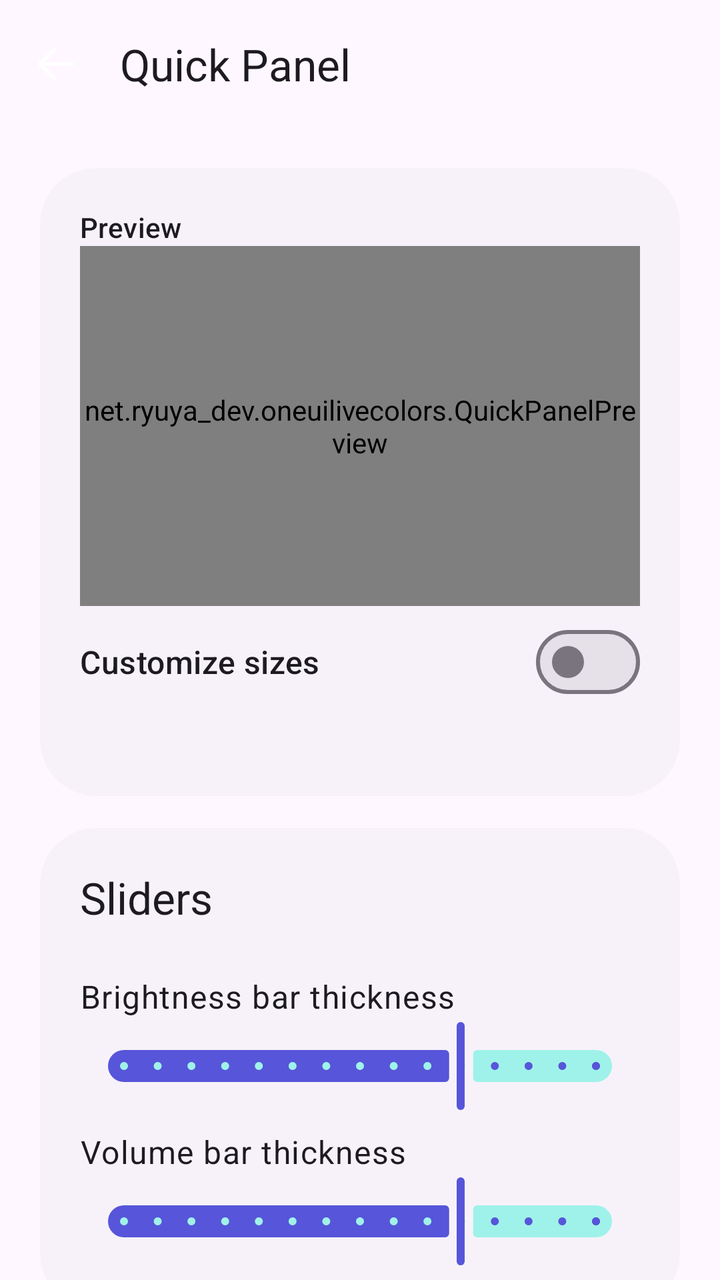
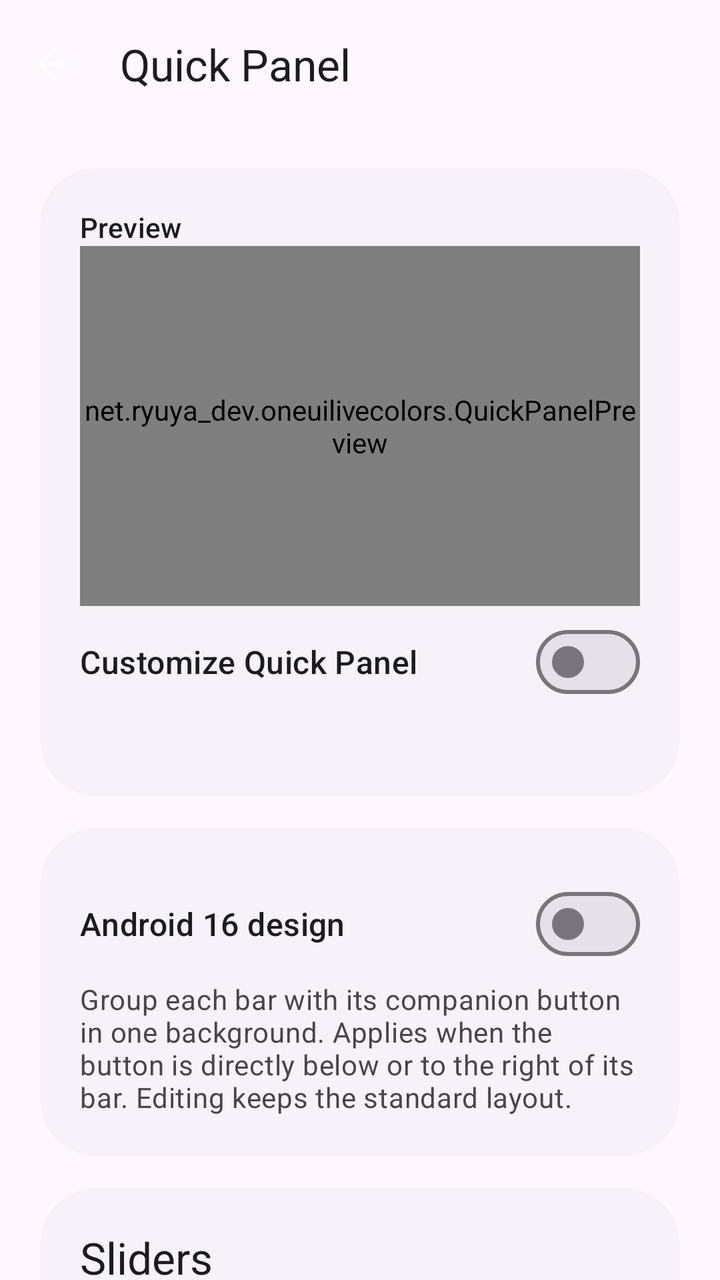

The first picture is an Android layout as it rendered before a commit; the second is the same layout after the commit. The layout source and the unified diff follow.
<!-- AndroidManifest.xml: application theme Theme.OneUiLiveColors -->
<!-- res/layout/activity_quick_panel.xml -->
<?xml version="1.0" encoding="utf-8"?>
<LinearLayout
  xmlns:android="http://schemas.android.com/apk/res/android"
  xmlns:app="http://schemas.android.com/apk/res-auto"
  android:id="@+id/qs_root"
  android:layout_width="match_parent"
  android:layout_height="match_parent"
  android:orientation="vertical"
  android:background="?attr/colorSurface" >
  <com.google.android.material.appbar.MaterialToolbar
    android:id="@+id/qs_toolbar"
    android:layout_width="match_parent"
    android:layout_height="?attr/actionBarSize"
    app:title="@string/qs_title"
    app:navigationIcon="@drawable/ic_back"
    app:navigationContentDescription="@string/back" />
  <androidx.core.widget.NestedScrollView
    android:layout_width="match_parent"
    android:layout_height="0dp"
    android:layout_weight="1"
    android:fillViewport="true" >
    <LinearLayout
      android:layout_width="match_parent"
      android:layout_height="wrap_content"
      android:orientation="vertical"
      android:padding="20dp" >
      <com.google.android.material.card.MaterialCardView
        android:layout_width="match_parent"
        android:layout_height="wrap_content"
        android:layout_marginBottom="16dp"
        app:cardCornerRadius="28dp"
        app:strokeWidth="0dp"
        app:cardBackgroundColor="?attr/colorSurfaceContainerLow" >
        <LinearLayout
          android:layout_width="match_parent"
          android:layout_height="wrap_content"
          android:orientation="vertical"
          android:padding="20dp" >
          <TextView
            android:layout_width="match_parent"
            android:layout_height="wrap_content"
            android:text="@string/qs_preview_label"
            android:textAppearance="@style/TextAppearance.Material3.LabelLarge" />
          <net.ryuya_dev.oneuilivecolors.QuickPanelPreview
            android:id="@+id/qs_preview"
            android:layout_width="match_parent"
            android:layout_height="180dp" />
          <com.google.android.material.materialswitch.MaterialSwitch
            android:id="@+id/qs_enabled"
            android:layout_width="match_parent"
            android:layout_height="wrap_content"
            android:minHeight="56dp"
            android:text="@string/qs_enable"
            android:textAppearance="@style/TextAppearance.Material3.TitleMedium" />
          <TextView
            android:id="@+id/qs_status"
            android:layout_width="match_parent"
            android:layout_height="wrap_content"
            android:textAppearance="@style/TextAppearance.Material3.BodyMedium"
            android:textColor="?attr/colorOnSurfaceVariant" />
        </LinearLayout>
      </com.google.android.material.card.MaterialCardView>
      <com.google.android.material.card.MaterialCardView
        android:layout_width="match_parent"
        android:layout_height="wrap_content"
        android:layout_marginBottom="16dp"
        app:cardCornerRadius="28dp"
        app:strokeWidth="0dp"
        app:cardBackgroundColor="?attr/colorSurfaceContainerLow" >
        <LinearLayout
          android:layout_width="match_parent"
          android:layout_height="wrap_content"
          android:orientation="vertical"
          android:padding="20dp" >
          <TextView
            android:layout_width="match_parent"
            android:layout_height="wrap_content"
            android:text="@string/qs_bars"
            android:textAppearance="@style/TextAppearance.Material3.TitleLarge"
            android:layout_marginBottom="16dp" />
          <LinearLayout
            android:layout_width="match_parent"
            android:layout_height="wrap_content"
            android:orientation="horizontal"
            android:gravity="center_vertical"
            android:layout_marginTop="8dp" >
            <TextView
              android:layout_width="0dp"
              android:layout_weight="1"
              android:layout_height="wrap_content"
              android:text="@string/qs_brightness_label"
              android:labelFor="@id/qs_brightness"
              android:textAppearance="@style/TextAppearance.Material3.BodyLarge" />
            <TextView
              android:id="@+id/qs_brightness_value"
              android:layout_width="wrap_content"
              android:layout_height="wrap_content"
              android:textAppearance="@style/TextAppearance.Material3.TitleMedium"
              android:textColor="?attr/colorPrimary" />
          </LinearLayout>
          <com.google.android.material.slider.Slider
            android:id="@+id/qs_brightness"
            android:layout_width="match_parent"
            android:layout_height="wrap_content"
            android:contentDescription="@string/qs_brightness_label"
            android:valueFrom="50"
            android:valueTo="120"
            android:stepSize="5"
            android:value="100" />
          <LinearLayout
            android:layout_width="match_parent"
            android:layout_height="wrap_content"
            android:orientation="horizontal"
            android:gravity="center_vertical"
            android:layout_marginTop="8dp" >
            <TextView
              android:layout_width="0dp"
              android:layout_weight="1"
              android:layout_height="wrap_content"
              android:text="@string/qs_volume_label"
              android:labelFor="@id/qs_volume"
              android:textAppearance="@style/TextAppearance.Material3.BodyLarge" />
            <TextView
              android:id="@+id/qs_volume_value"
              android:layout_width="wrap_content"
              android:layout_height="wrap_content"
              android:textAppearance="@style/TextAppearance.Material3.TitleMedium"
              android:textColor="?attr/colorPrimary" />
          </LinearLayout>
          <com.google.android.material.slider.Slider
            android:id="@+id/qs_volume"
            android:layout_width="match_parent"
            android:layout_height="wrap_content"
            android:contentDescription="@string/qs_volume_label"
            android:valueFrom="50"
            android:valueTo="120"
            android:stepSize="5"
            android:value="100" />
        </LinearLayout>
      </com.google.android.material.card.MaterialCardView>
      <com.google.android.material.card.MaterialCardView
        android:layout_width="match_parent"
        android:layout_height="wrap_content"
        android:layout_marginBottom="16dp"
        app:cardCornerRadius="28dp"
        app:strokeWidth="0dp"
        app:cardBackgroundColor="?attr/colorSurfaceContainerLow" >
        <LinearLayout
          android:layout_width="match_parent"
          android:layout_height="wrap_content"
          android:orientation="vertical"
          android:padding="20dp" >
          <TextView
            android:layout_width="match_parent"
            android:layout_height="wrap_content"
            android:text="@string/qs_buttons"
            android:textAppearance="@style/TextAppearance.Material3.TitleLarge"
            android:layout_marginBottom="16dp" />
          <LinearLayout
            android:layout_width="match_parent"
            android:layout_height="wrap_content"
            android:orientation="horizontal"
            android:gravity="center_vertical"
            android:layout_marginTop="8dp" >
            <TextView
              android:layout_width="0dp"
              android:layout_weight="1"
              android:layout_height="wrap_content"
              android:text="@string/qs_dark_label"
              android:labelFor="@id/qs_dark"
              android:textAppearance="@style/TextAppearance.Material3.BodyLarge" />
            <TextView
              android:id="@+id/qs_dark_value"
              android:layout_width="wrap_content"
              android:layout_height="wrap_content"
              android:textAppearance="@style/TextAppearance.Material3.TitleMedium"
              android:textColor="?attr/colorPrimary" />
          </LinearLayout>
          <com.google.android.material.slider.Slider
            android:id="@+id/qs_dark"
            android:layout_width="match_parent"
            android:layout_height="wrap_content"
            android:contentDescription="@string/qs_dark_label"
            android:valueFrom="50"
            android:valueTo="120"
            android:stepSize="5"
            android:value="100" />
          <LinearLayout
            android:layout_width="match_parent"
            android:layout_height="wrap_content"
            android:orientation="horizontal"
            android:gravity="center_vertical"
            android:layout_marginTop="8dp" >
            <TextView
              android:layout_width="0dp"
              android:layout_weight="1"
              android:layout_height="wrap_content"
              android:text="@string/qs_sound_label"
              android:labelFor="@id/qs_sound"
              android:textAppearance="@style/TextAppearance.Material3.BodyLarge" />
            <TextView
              android:id="@+id/qs_sound_value"
              android:layout_width="wrap_content"
              android:layout_height="wrap_content"
              android:textAppearance="@style/TextAppearance.Material3.TitleMedium"
              android:textColor="?attr/colorPrimary" />
          </LinearLayout>
          <com.google.android.material.slider.Slider
            android:id="@+id/qs_sound"
            android:layout_width="match_parent"
            android:layout_height="wrap_content"
            android:contentDescription="@string/qs_sound_label"
            android:valueFrom="50"
            android:valueTo="120"
            android:stepSize="5"
            android:value="100" />
        </LinearLayout>
      </com.google.android.material.card.MaterialCardView>
      <com.google.android.material.button.MaterialButton
        android:id="@+id/qs_reset"
        android:layout_width="match_parent"
        android:layout_height="wrap_content"
        android:minHeight="52dp"
        android:text="@string/qs_reset_label"
        style="@style/Widget.Material3.Button.TonalButton" />
      <TextView
        android:layout_width="match_parent"
        android:layout_height="wrap_content"
        android:layout_marginTop="16dp"
        android:text="@string/qs_note"
        android:textAppearance="@style/TextAppearance.Material3.BodyMedium"
        android:textColor="?attr/colorOnSurfaceVariant" />
      <TextView
        android:layout_width="match_parent"
        android:layout_height="wrap_content"
        android:layout_marginTop="8dp"
        android:text="@string/qs_scope_note"
        android:textAppearance="@style/TextAppearance.Material3.BodyMedium"
        android:textColor="?attr/colorOnSurfaceVariant" />
    </LinearLayout>
  </androidx.core.widget.NestedScrollView>
</LinearLayout>
<!-- resources referenced by this layout -->
<resources>
  <!-- drawable ic_back (drawable) -->
  <vector xmlns:android="http://schemas.android.com/apk/res/android" android:width="24dp" android:height="24dp" android:viewportWidth="24" android:viewportHeight="24"><path android:pathData="M20,12H4M4,12l7,-7M4,12l7,7" android:fillColor="#00000000" android:strokeColor="#FFFFFFFF" android:strokeWidth="1.8" android:strokeLineCap="round" android:strokeLineJoin="round" /></vector>
  <string name="back">Back</string>
  <string name="qs_bars">Sliders</string>
  <string name="qs_brightness_label">Brightness bar thickness</string>
  <string name="qs_buttons">Buttons</string>
  <string name="qs_dark_label">Dark / light mode button</string>
  <string name="qs_enable">Customize sizes</string>
  <string name="qs_note">Changes apply when you reopen Quick Panel. 100% uses the standard size. The slider length and system brightness / volume stay unchanged.</string>
  <string name="qs_preview_label">Preview</string>
  <string name="qs_reset_label">Restore standard sizes</string>
  <string name="qs_scope_note">Quick Panel settings follow the main and System UI switches.</string>
  <string name="qs_sound_label">Sound mode button</string>
  <string name="qs_title">Quick Panel</string>
  <string name="qs_volume_label">Volume bar thickness</string>
  <style name="Theme.OneUiLiveColors" parent="Theme.Material3.DayNight.NoActionBar">
          <item name="colorPrimary">#5755D9</item>
          <item name="colorOnPrimary">#FFFFFF</item>
          <item name="colorPrimaryContainer">#E4DFFF</item>
          <item name="colorOnPrimaryContainer">#19105A</item>
          <item name="android:windowLightStatusBar">true</item>
          <item name="android:windowLightNavigationBar">true</item>
          <item name="android:statusBarColor">@android:color/transparent</item>
          <item name="android:navigationBarColor">@android:color/transparent</item>
          <item name="colorSecondary">#006C68</item>
          <item name="colorOnSecondary">#FFFFFF</item>
          <item name="colorSecondaryContainer">#9FF2E9</item>
          <item name="colorOnSecondaryContainer">#00201E</item>
      </style>
</resources>

<!-- the commit's change to res/layout/activity_quick_panel.xml (unified diff, before → after) -->
@@ -72,6 +72,33 @@
           android:layout_height="wrap_content"
           android:orientation="vertical"
           android:padding="20dp" >
+          <com.google.android.material.materialswitch.MaterialSwitch
+            android:id="@+id/qs_legacy_design"
+            android:layout_width="match_parent"
+            android:layout_height="wrap_content"
+            android:minHeight="56dp"
+            android:text="@string/qs_legacy_design"
+            android:textAppearance="@style/TextAppearance.Material3.TitleMedium" />
+          <TextView
+            android:layout_width="match_parent"
+            android:layout_height="wrap_content"
+            android:text="@string/qs_legacy_note"
+            android:textColor="?attr/colorOnSurfaceVariant"
+            android:textAppearance="@style/TextAppearance.Material3.BodyMedium" />
+        </LinearLayout>
+      </com.google.android.material.card.MaterialCardView>
+      <com.google.android.material.card.MaterialCardView
+        android:layout_width="match_parent"
+        android:layout_height="wrap_content"
+        android:layout_marginBottom="16dp"
+        app:cardCornerRadius="28dp"
+        app:strokeWidth="0dp"
+        app:cardBackgroundColor="?attr/colorSurfaceContainerLow" >
+        <LinearLayout
+          android:layout_width="match_parent"
+          android:layout_height="wrap_content"
+          android:orientation="vertical"
+          android:padding="20dp" >
           <TextView
             android:layout_width="match_parent"
             android:layout_height="wrap_content"
<!-- resource entries referenced after the edit -->
@@ -7,8 +7,10 @@
   <string name="qs_brightness_label">Brightness bar thickness</string>
   <string name="qs_buttons">Buttons</string>
   <string name="qs_dark_label">Dark / light mode button</string>
-  <string name="qs_enable">Customize sizes</string>
-  <string name="qs_note">Changes apply when you reopen Quick Panel. 100% uses the standard size. The slider length and system brightness / volume stay unchanged.</string>
+  <string name="qs_enable">Customize Quick Panel</string>
+  <string name="qs_legacy_design">Android 16 design</string>
+  <string name="qs_legacy_note">Group each bar with its companion button in one background. Applies when the button is directly below or to the right of its bar. Editing keeps the standard layout.</string>
+  <string name="qs_note">Changes apply when you reopen Quick Panel. 100% is the selected design’s standard size. Device brightness and volume stay unchanged.</string>
   <string name="qs_preview_label">Preview</string>
   <string name="qs_reset_label">Restore standard sizes</string>
   <string name="qs_scope_note">Quick Panel settings follow the main and System UI switches.</string>
